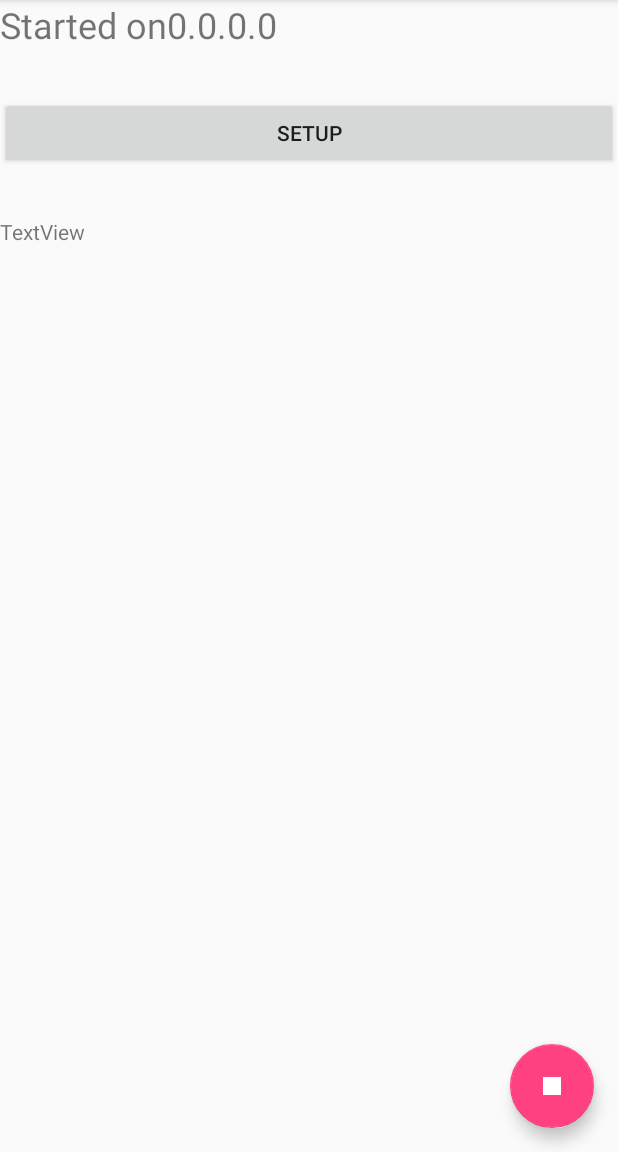
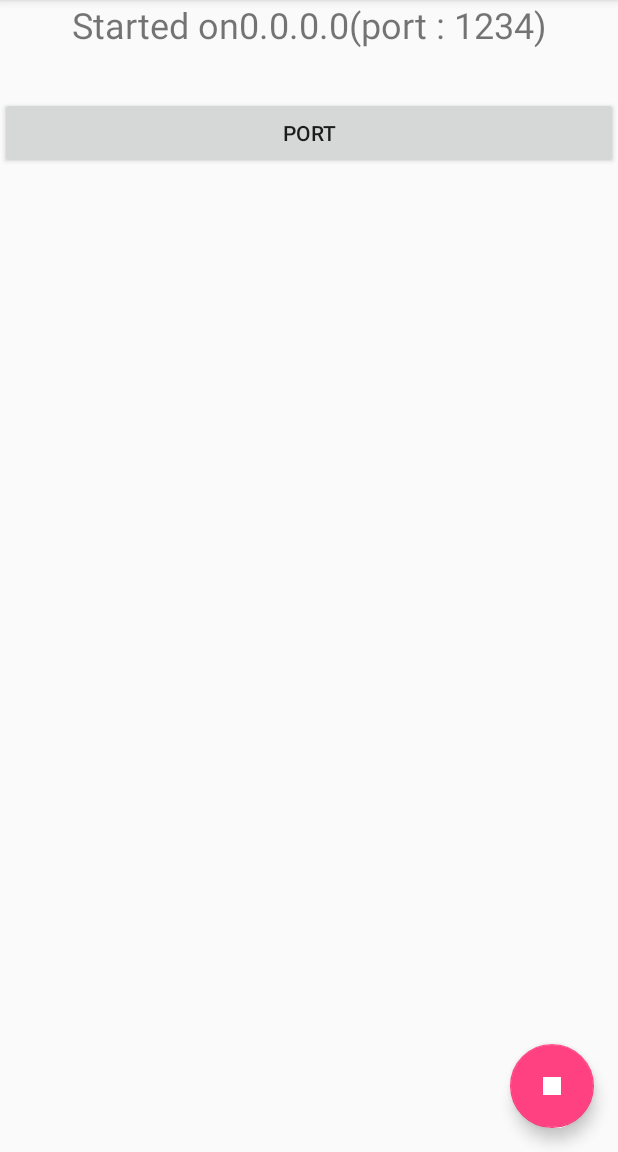
Before and after one commit to jrandiny/pam-android-fingerprint, an Android app: the screen it shows after launch (MainActivity), on a phone screen of 412 x 824 dp, the part 84-1236 px from its top. Run offline under Robolectric (Android 15) with nearby library versions, the phone set to English and light mode, and no system bars.

Commit message:
Add port setting

```diff
--- a/Android/app/src/main/java/com/randiny_games/fingerprintauthenticator/server.java
+++ b/Android/app/src/main/java/com/randiny_games/fingerprintauthenticator/server.java
@@ -19,8 +19,10 @@ public class server extends Service {
 
     @Override
     public int onStartCommand(Intent intent, int flags, int startId) {
+        Integer port = intent.getIntExtra("port",1234);
+
         try {
-            httpServer = new MyHTTPD(this);
+            httpServer = new MyHTTPD(this, port);
             httpServer.start();
         } catch (IOException e) {
             e.printStackTrace();
--- a/Android/app/src/main/res/layout/activity_main.xml
+++ b/Android/app/src/main/res/layout/activity_main.xml
@@ -39,6 +39,7 @@
                 android:layout_width="match_parent"
                 android:layout_height="wrap_content"
                 android:text="@string/statusStarting"
+                android:gravity="center"
                 android:textSize="24sp"
                 app:layout_constraintEnd_toEndOf="parent"
                 app:layout_constraintStart_toStartOf="parent"
@@ -53,14 +54,6 @@
                 app:layout_constraintTop_toBottomOf="@+id/statusText"
                 tools:layout_editor_absoluteX="148dp" />
 
-            <TextView
-                android:id="@+id/statusHeader"
-                android:layout_width="match_parent"
-                android:layout_height="wrap_content"
-                android:layout_marginTop="32dp"
-                android:text="TextView"
-                app:layout_constraintTop_toTopOf="@+id/scrollView"
-                tools:layout_editor_absoluteX="163dp" />
         </LinearLayout>
     </ScrollView>
 
--- a/Android/app/src/main/res/values/strings.xml
+++ b/Android/app/src/main/res/values/strings.xml
@@ -7,6 +7,6 @@
     <string name="dialog_text">Authenticate with your fingerprint</string>
     <string name="authenticate">Authenticate</string>
     <string name="waiting_auth">Waiting auth</string>
-    <string name="setupbtn">Setup</string>
+    <string name="setupbtn">Port</string>
     <string name="defSetupStatus">Processing</string>
 </resources>
```
Also changed, not shown: Android/app/src/main/java/com/randiny_games/fingerprintauthenticator/MainActivity.java (+43 -1 lines), Android/app/src/main/java/com/randiny_games/fingerprintauthenticator/MyHTTPD.java (+4 -3 lines), 1 other file.
